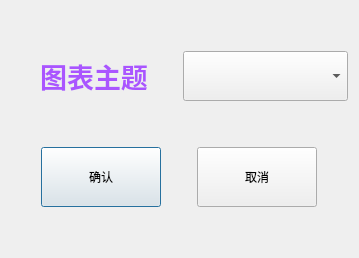
Before: the Qt Designer form chartthemeoption.ui in AegonTangeryen/CPSforYou, drawn with Qt 5.
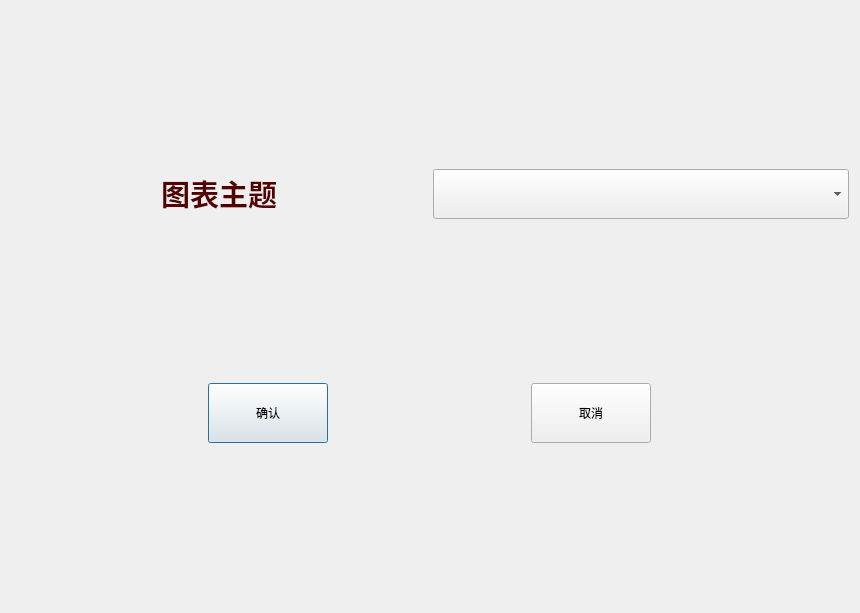
After: the same form once the commit is applied.

Diff of the .ui file:
```diff
--- a/chartthemeoption.ui
+++ b/chartthemeoption.ui
@@ -6,10 +6,16 @@
    <rect>
     <x>0</x>
     <y>0</y>
-    <width>359</width>
-    <height>258</height>
+    <width>860</width>
+    <height>613</height>
    </rect>
   </property>
+  <property name="minimumSize">
+   <size>
+    <width>860</width>
+    <height>600</height>
+   </size>
+  </property>
   <property name="windowTitle">
    <string>Dialog</string>
   </property>
@@ -28,7 +34,7 @@
         </size>
        </property>
        <property name="text">
-        <string>&lt;html&gt;&lt;head/&gt;&lt;body&gt;&lt;p align=&quot;center&quot;&gt;&lt;span style=&quot; font-size:20pt; font-weight:600; color:#aa55ff;&quot;&gt;图表主题&lt;/span&gt;&lt;/p&gt;&lt;/body&gt;&lt;/html&gt;</string>
+        <string>&lt;html&gt;&lt;head/&gt;&lt;body&gt;&lt;p align=&quot;center&quot;&gt;&lt;span style=&quot; font-size:22pt; font-weight:600; color:#550000;&quot;&gt;图表主题&lt;/span&gt;&lt;/p&gt;&lt;/body&gt;&lt;/html&gt;</string>
        </property>
       </widget>
      </item>
```
